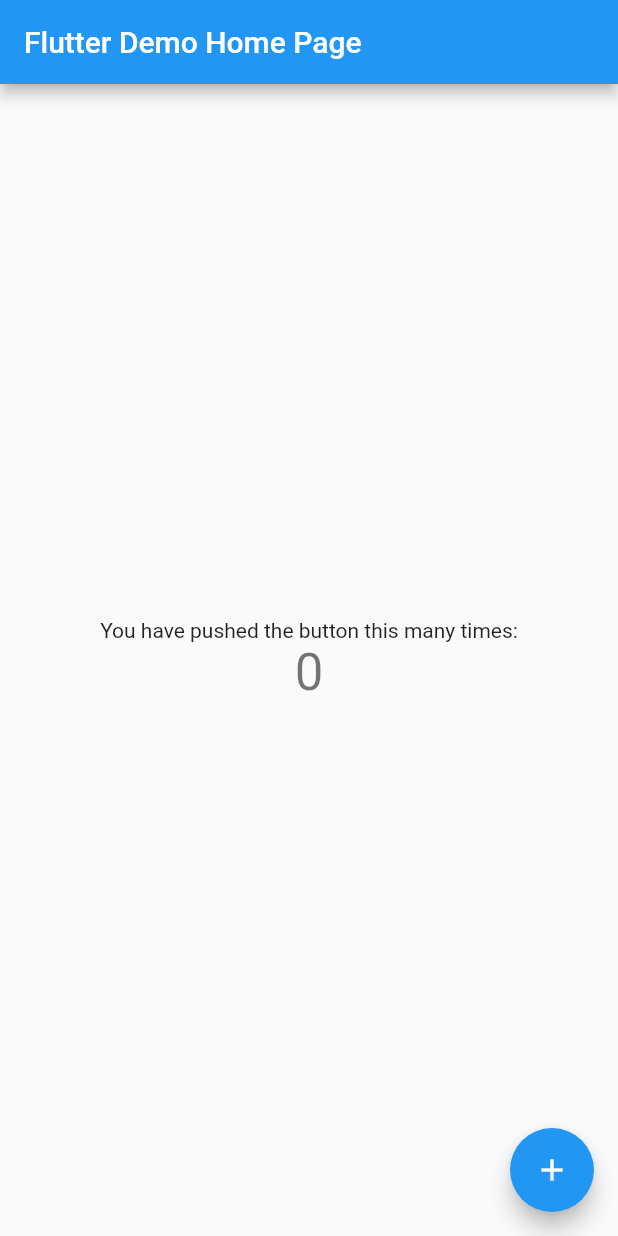
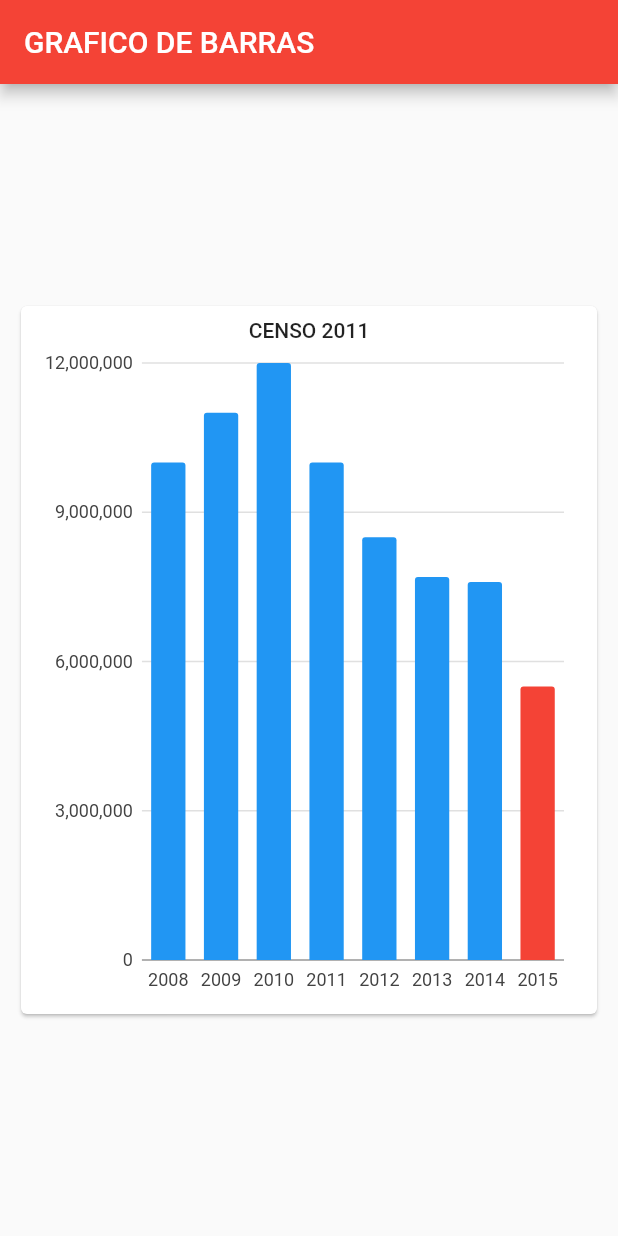
Before and after one commit to GarnierAdrian/visualizacion_proyecto_corto_1, a Flutter app: the screen it shows after launch, on a phone screen of 412 x 824 dp. Run offline on Flutter 3.47's test engine with Material 2 defaults, Android fonts, the phone set to English and light mode, and no system bars; our stand-ins replace charts_flutter.

Commit message:
CODIGO DE BARRAS

```diff
--- /dev/null
+++ b/lib/bar_graphic.dart
@@ -0,0 +1,63 @@
+import 'create_bar_graphic.dart';
+import 'package:charts_flutter/flutter.dart' as charts;
+import 'data_model.dart';
+import 'package:flutter/material.dart';
+
+class BarGraphicPage extends StatelessWidget {
+  final List<DataModel> data = [
+    DataModel(
+      year: "2008",
+      subscribers: 10000000,
+      barColor: charts.ColorUtil.fromDartColor(Colors.blue),
+    ),
+    DataModel(
+      year: "2009",
+      subscribers: 11000000,
+      barColor: charts.ColorUtil.fromDartColor(Colors.blue),
+    ),
+    DataModel(
+      year: "2010",
+      subscribers: 12000000,
+      barColor: charts.ColorUtil.fromDartColor(Colors.blue),
+    ),
+    DataModel(
+      year: "2011",
+      subscribers: 10000000,
+      barColor: charts.ColorUtil.fromDartColor(Colors.blue),
+    ),
+    DataModel(
+      year: "2012",
+      subscribers: 8500000,
+      barColor: charts.ColorUtil.fromDartColor(Colors.blue),
+    ),
+    DataModel(
+      year: "2013",
+      subscribers: 7700000,
+      barColor: charts.ColorUtil.fromDartColor(Colors.blue),
+    ),
+    DataModel(
+      year: "2014",
+      subscribers: 7600000,
+      barColor: charts.ColorUtil.fromDartColor(Colors.blue),
+    ),
+    DataModel(
+      year: "2015",
+      subscribers: 5500000,
+      barColor: charts.ColorUtil.fromDartColor(Colors.red),
+    ),
+  ];
+
+  @override
+  Widget build(BuildContext context) {
+    return Scaffold(
+      appBar: AppBar(
+        backgroundColor: Colors.red,
+        title: Text("GRAFICO DE BARRAS"),
+      ),
+      body: Center(
+          child: BarMaker(
+            data: data,
+          )),
+    );
+  }
+}
--- /dev/null
+++ b/lib/create_bar_graphic.dart
@@ -0,0 +1,45 @@
+import 'package:charts_flutter/flutter.dart' as charts;
+import 'package:flutter/material.dart';
+import 'data_model.dart';
+
+//define how the bar chart will be constructed
+
+class BarMaker extends StatelessWidget {
+  final List<DataModel> data;
+  BarMaker({@required this.data});
+
+  @override
+  Widget build(BuildContext context) {
+
+    // data for charts.BarChart
+    List<charts.Series<DataModel, String>> series = [
+      charts.Series(
+          id: "Subscribers",
+          data: data,
+          domainFn: (DataModel series, _) => series.year,
+          measureFn: (DataModel series, _) => series.subscribers,
+          colorFn: (DataModel series, _) => series.barColor)
+    ];
+
+    return Container(
+      height: 500,
+      padding: EdgeInsets.all(10),// margen
+      child: Card(
+        child: Padding(
+          padding: const EdgeInsets.all(8.0),
+          child: Column(
+            children: <Widget>[
+              Text(
+                "CENSO 2011",
+                style: Theme.of(context).textTheme.body2,
+              ),
+              Expanded(
+                child: charts.BarChart(series, animate: true),
+              )
+            ],
+          ),
+        ),
+      ),
+    );
+  }
+}
--- /dev/null
+++ b/lib/data_model.dart
@@ -0,0 +1,15 @@
+import 'package:charts_flutter/flutter.dart' as charts;
+import 'package:flutter/foundation.dart';
+
+// model that must have each row of data to extract
+
+class DataModel {
+  final String year;
+  final int subscribers;
+  final charts.Color barColor;
+
+  DataModel(
+      {@required this.year,
+        @required this.subscribers,
+        @required this.barColor});
+}
--- a/lib/main.dart
+++ b/lib/main.dart
@@ -1,111 +1,16 @@
+// search pubspec.yaml and add charts_flutter: ^0.8.1
+// and path_provider: ^0.4.1
 import 'package:flutter/material.dart';
+import 'bar_graphic.dart';
 
 void main() => runApp(MyApp());
 
 class MyApp extends StatelessWidget {
-  // This widget is the root of your application.
   @override
   Widget build(BuildContext context) {
     return MaterialApp(
-      title: 'Flutter Demo',
-      theme: ThemeData(
-        // This is the theme of your application.
-        //
-        // Try running your application with "flutter run". You'll see the
-        // application has a blue toolbar. Then, without quitting the app, try
-        // changing the primarySwatch below to Colors.green and then invoke
-        // "hot reload" (press "r" in the console where you ran "flutter run",
-        // or simply save your changes to "hot reload" in a Flutter IDE).
-        // Notice that the counter didn't reset back to zero; the application
-        // is not restarted.
-        primarySwatch: Colors.blue,
-      ),
-      home: MyHomePage(title: 'Flutter Demo Home Page'),
+      debugShowCheckedModeBanner: false,
+      home: BarGraphicPage(),
     );
   }
 }
-
-class MyHomePage extends StatefulWidget {
-  MyHomePage({Key key, this.title}) : super(key: key);
-
-  // This widget is the home page of your application. It is stateful, meaning
-  // that it has a State object (defined below) that contains fields that affect
-  // how it looks.
-
-  // This class is the configuration for the state. It holds the values (in this
-  // case the title) provided by the parent (in this case the App widget) and
-  // used by the build method of the State. Fields in a Widget subclass are
-  // always marked "final".
-
-  final String title;
-
-  @override
-  _MyHomePageState createState() => _MyHomePageState();
-}
-
-class _MyHomePageState extends State<MyHomePage> {
-  int _counter = 0;
-
-  void _incrementCounter() {
-    setState(() {
-      // This call to setState tells the Flutter framework that something has
-      // changed in this State, which causes it to rerun the build method below
-      // so that the display can reflect the updated values. If we changed
-      // _counter without calling setState(), then the build method would not be
-      // called again, and so nothing would appear to happen.
-      _counter++;
-    });
-  }
-
-  @override
-  Widget build(BuildContext context) {
-    // This method is rerun every time setState is called, for instance as done
-    // by the _incrementCounter method above.
-    //
-    // The Flutter framework has been optimized to make rerunning build methods
-    // fast, so that you can just rebuild anything that needs updating rather
-    // than having to individually change instances of widgets.
-    return Scaffold(
-      appBar: AppBar(
-        // Here we take the value from the MyHomePage object that was created by
-        // the App.build method, and use it to set our appbar title.
-        title: Text(widget.title),
-      ),
-      body: Center(
-        // Center is a layout widget. It takes a single child and positions it
-        // in the middle of the parent.
-        child: Column(
-          // Column is also a layout widget. It takes a list of children and
-          // arranges them vertically. By default, it sizes itself to fit its
-          // children horizontally, and tries to be as tall as its parent.
-          //
-          // Invoke "debug painting" (press "p" in the console, choose the
-          // "Toggle Debug Paint" action from the Flutter Inspector in Android
-          // Studio, or the "Toggle Debug Paint" command in Visual Studio Code)
-          // to see the wireframe for each widget.
-          //
-          // Column has various properties to control how it sizes itself and
-          // how it positions its children. Here we use mainAxisAlignment to
-          // center the children vertically; the main axis here is the vertical
-          // axis because Columns are vertical (the cross axis would be
-          // horizontal).
-          mainAxisAlignment: MainAxisAlignment.center,
-          children: <Widget>[
-            Text(
-              'You have pushed the button this many times:',
-            ),
-            Text(
-              '$_counter',
-              style: Theme.of(context).textTheme.headline4,
-            ),
-          ],
-        ),
-      ),
-      floatingActionButton: FloatingActionButton(
-        onPressed: _incrementCounter,
-        tooltip: 'Increment',
-        child: Icon(Icons.add),
-      ), // This trailing comma makes auto-formatting nicer for build methods.
-    );
-  }
-}
--- a/pubspec.yaml
+++ b/pubspec.yaml
@@ -23,6 +23,8 @@ dependencies:
   # The following adds the Cupertino Icons font to your application.
   # Use with the CupertinoIcons class for iOS style icons.
   cupertino_icons: ^0.1.2
+  charts_flutter: ^0.8.1
+  path_provider: ^1.6.5
 
 dev_dependencies:
   flutter_test:
```
Also changed, not shown: 1 other file.
